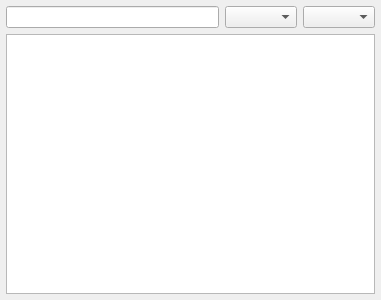
Guid75/betaseeker, file showdetailwidget.ui: the form before one commit.
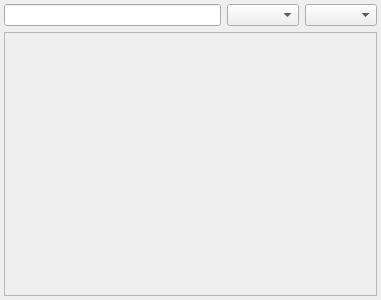
The form after the commit.

Commit message: some large improvements, no more tree but custom widgets for subtitles

Patch:
```diff
--- a/showdetailwidget.ui
+++ b/showdetailwidget.ui
@@ -15,29 +15,43 @@
   </property>
   <layout class="QGridLayout" name="gridLayout">
    <property name="leftMargin">
-    <number>6</number>
+    <number>4</number>
    </property>
    <property name="topMargin">
-    <number>6</number>
+    <number>4</number>
    </property>
    <property name="rightMargin">
-    <number>6</number>
+    <number>4</number>
    </property>
    <property name="bottomMargin">
-    <number>6</number>
+    <number>4</number>
    </property>
-   <item row="0" column="0">
-    <widget class="QLineEdit" name="lineEditSearch"/>
-   </item>
    <item row="0" column="1">
     <widget class="QComboBox" name="comboBoxEpisode"/>
    </item>
+   <item row="0" column="0">
+    <widget class="QLineEdit" name="lineEditSearch"/>
+   </item>
+   <item row="1" column="0" colspan="3">
+    <widget class="QScrollArea" name="scrollArea">
+     <property name="widgetResizable">
+      <bool>true</bool>
+     </property>
+     <widget class="QWidget" name="scrollAreaWidgetContents">
+      <property name="geometry">
+       <rect>
+        <x>0</x>
+        <y>0</y>
+        <width>371</width>
+        <height>264</height>
+       </rect>
+      </property>
+     </widget>
+    </widget>
+   </item>
    <item row="0" column="2">
     <widget class="QComboBox" name="comboBoxLang"/>
    </item>
-   <item row="1" column="0" colspan="3">
-    <widget class="QTreeView" name="treeView"/>
-   </item>
   </layout>
  </widget>
  <resources/>
```
The commit also changes 15 other files.
